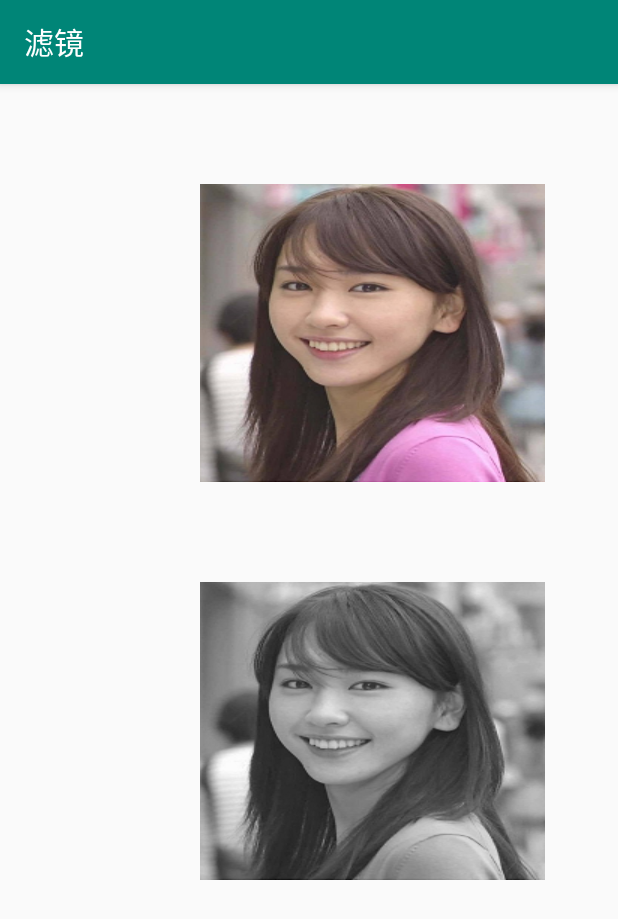
After one commit to xingfengwxx/MyWidget, an Android app: the FilterActivity screen opened directly, with no data from a screen before it, on a phone screen of 412 x 824 dp. The commit adds this screen. Shown: the top 919 px of the screen. Run offline under Robolectric (Android 15) with nearby library versions, the phone set to English and light mode, and no system bars.

Commit message:
添加滤镜效果

```diff
--- a/app/src/main/java/com/wangxingxing/widget/MainActivity.java
+++ b/app/src/main/java/com/wangxingxing/widget/MainActivity.java
@@ -10,6 +10,7 @@ import androidx.recyclerview.widget.GridLayoutManager;
 import androidx.recyclerview.widget.RecyclerView;
 
 import com.wangxingxing.widget.lsn2.WaterfallFlowLayoutActivity;
+import com.wangxingxing.widget.lsn3.FilterActivity;
 import com.wangxingxing.widget.lsn3.MarqueeActivity;
 import com.wangxingxing.widget.lsn3.RadarScanActivity;
 import com.wangxingxing.widget.lsn3.ZoomImageActivity;
@@ -48,6 +49,7 @@ public class MainActivity extends AppCompatActivity implements TitleAdapter.ILis
         titles.add("文字跑马灯");
         titles.add("雷达扫描");
         titles.add("放大镜");
+        titles.add("滤镜");
         return titles;
     }
 
@@ -61,6 +63,8 @@ public class MainActivity extends AppCompatActivity implements TitleAdapter.ILis
             startActivity(new Intent(MainActivity.this, RadarScanActivity.class));
         } else if ("放大镜".equals(title)) {
             startActivity(new Intent(MainActivity.this, ZoomImageActivity.class));
+        } else if ("滤镜".equals(title)) {
+            startActivity(new Intent(MainActivity.this, FilterActivity.class));
         }
     }
 }
--- /dev/null
+++ b/app/src/main/java/com/wangxingxing/widget/lsn3/FilterActivity.java
@@ -0,0 +1,18 @@
+package com.wangxingxing.widget.lsn3;
+
+import androidx.appcompat.app.AppCompatActivity;
+
+import android.os.Bundle;
+
+import com.wangxingxing.widget.R;
+
+public class FilterActivity extends AppCompatActivity {
+
+    @Override
+    protected void onCreate(Bundle savedInstanceState) {
+        super.onCreate(savedInstanceState);
+        setContentView(R.layout.activity_filter);
+
+
+    }
+}
--- /dev/null
+++ b/app/src/main/java/com/wangxingxing/widget/lsn3/FilterView.java
@@ -0,0 +1,163 @@
+package com.wangxingxing.widget.lsn3;
+
+import android.content.Context;
+import android.graphics.Bitmap;
+import android.graphics.BitmapFactory;
+import android.graphics.Canvas;
+import android.graphics.Color;
+import android.graphics.ColorMatrix;
+import android.graphics.ColorMatrixColorFilter;
+import android.graphics.Paint;
+import android.graphics.RectF;
+import android.util.AttributeSet;
+import android.view.View;
+
+import androidx.annotation.Nullable;
+
+import com.wangxingxing.widget.R;
+
+
+public class FilterView extends View {
+
+    Paint paint;
+
+    Bitmap bitmap;
+
+    public FilterView(Context context) {
+        super(context);
+
+        init();
+    }
+
+    public FilterView(Context context, @Nullable AttributeSet attrs) {
+        super(context, attrs);
+        init();
+    }
+
+    public FilterView(Context context, @Nullable AttributeSet attrs, int defStyleAttr) {
+        super(context, attrs, defStyleAttr);
+        init();
+    }
+
+    public FilterView(Context context, @Nullable AttributeSet attrs, int defStyleAttr, int defStyleRes) {
+        super(context, attrs, defStyleAttr, defStyleRes);
+        init();
+    }
+
+    private void init() {
+
+        paint = new Paint(Paint.ANTI_ALIAS_FLAG);
+        paint.setColor(Color.RED);
+
+        bitmap = BitmapFactory.decodeResource(getResources(), R.drawable.xyjy2);
+    }
+
+    @Override
+    protected void onDraw(Canvas canvas) {
+        super.onDraw(canvas);
+        //关闭单个View的硬件加速功
+//        setLayerType(View.LAYER_TYPE_SOFTWARE,null);
+//
+//
+        RectF rectF = new RectF(200,100,bitmap.getWidth()+200,bitmap.getHeight());
+        paint.reset();
+//        paint.setColor(Color.RED);
+//        canvas.drawRect(rectF,paint);
+
+        //画布的平移
+//        canvas.translate(200,0);
+        /**
+         * Create a blur maskfilter.
+         *
+         * @param radius 阴影的半径
+         * @param style  NORMOL -- 整个图像都被模糊掉
+         *               SOLID -- 图像边界外产生一层与Paint颜色一致阴影效果，不影响图像的本身
+         *               OUTER -- 图像边界外产生一层阴影，并且将图像变成透明效果
+         *               INNER -- 在图像内部边沿产生模糊效果
+         * @return
+         */
+//        paint.setMaskFilter(new BlurMaskFilter(50, BlurMaskFilter.Blur.INNER));
+
+        /**
+         * Create an emboss maskfilter
+         *
+         * @param direction  指定光源的位置，长度为xxx的数组标量[x,y,z]
+         * @param ambient    环境光的因子 （0~1），越接近0，环境光越暗
+         * @param specular   镜面反射系数 越接近0，镜面反射越强
+         * @param blurRadius 模糊半径 值越大，模糊效果越明显
+         */
+//        paint.setMaskFilter(new EmbossMaskFilter(new float[]{1,1,1},0.2f,60,80));
+//        canvas.drawRect(rectF,paint);
+
+
+        canvas.drawBitmap(bitmap,null, rectF,paint);
+        // 平移运算---加法
+//        ColorMatrix colorMartrix = new ColorMatrix(new float[]{
+//                1, 0,0,0,0,
+//                0,1,0,0,100,
+//                0,0,1,0,0,
+//                0,0,0,1,0,
+//        });
+
+        // 反相效果 -- 底片效果
+//       ColorMatrix colorMartrix = new ColorMatrix(new float[]{
+//                -1, 0,0,0,255,
+//                0,-1,0,0,255,
+//                0,0,-1,0,255,
+//                0,0,0,1,0,
+//        });
+        // 缩放运算---乘法 -- 颜色增强
+//        ColorMatrix colorMartrix = new ColorMatrix(new float[]{
+//                1.2f, 0,0,0,0,
+//                0,1.2f,0,0,0,
+//                0,0,1.2f,0,0,
+//                0,0,0,1.2f,0,
+//        });
+
+         /** 黑白照片
+          *是将我们的三通道变为单通道的灰度模式
+          *去色原理：只要把R G B 三通道的色彩信息设置成一样，那么图像就会变成灰色，
+          *同时为了保证图像亮度不变，同一个通道里的R+G+B =1
+          */
+        ColorMatrix colorMartrix = new ColorMatrix(new float[]{
+                0.213f, 0.715f,0.072f,0,0,
+                0.213f, 0.715f,0.072f,0,0,
+                0.213f, 0.715f,0.072f,0,0,
+                0,0,0,1,0,
+        });
+
+
+
+        // 发色效果---（比如红色和绿色交换）
+//        ColorMatrix colorMartrix = new ColorMatrix(new float[]{
+//                1,0,0,0,0,
+//                0, 0,1,0,0,
+//                0,1,0,0,0,
+//                0,0,0,0.5F,0,
+//        });
+        // 复古效果
+//        ColorMatrix colorMartrix = new ColorMatrix(new float[]{
+//                1/2f,1/2f,1/2f,0,0,
+//                1/3f, 1/3f,1/3f,0,0,
+//                1/4f,1/4f,1/4f,0,0,
+//                0,0,0,1,0,
+//        });
+        // 颜色通道过滤
+        //两个矩阵
+        //本身颜色矩阵 A
+        //过滤矩阵  c
+        //a*c=out color
+//        ColorMatrix colorMartrix = new ColorMatrix(new float[]{
+//                1.3F,0,0,0,0,
+//                0,1.3F,0,0,0,
+//                0,0,1.3F,0,0,
+//                0,0,0,1,0,
+//        });
+
+        RectF rectF2 = new RectF(200,100 + bitmap.getHeight(),bitmap.getWidth()+200,bitmap.getHeight() * 2);
+        paint.setColorFilter(new ColorMatrixColorFilter(colorMartrix));
+        canvas.drawBitmap(bitmap,null, rectF2,paint);
+    }
+
+
+}
--- /dev/null
+++ b/app/src/main/res/layout/activity_filter.xml
@@ -0,0 +1,12 @@
+<?xml version="1.0" encoding="utf-8"?>
+<LinearLayout xmlns:android="http://schemas.android.com/apk/res/android"
+    xmlns:app="http://schemas.android.com/apk/res-auto"
+    xmlns:tools="http://schemas.android.com/tools"
+    android:layout_width="match_parent"
+    android:layout_height="match_parent"
+    tools:context=".lsn3.FilterActivity">
+
+    <com.wangxingxing.widget.lsn3.FilterView
+        android:layout_width="match_parent"
+        android:layout_height="match_parent"/>
+</LinearLayout>
--- a/app/src/main/res/values/strings.xml
+++ b/app/src/main/res/values/strings.xml
@@ -5,4 +5,5 @@
     <string name="title_text_marquee">文字跑马灯效果</string>
     <string name="title_radar_scan">雷达扫描</string>
     <string name="title_zoom">放大镜</string>
+    <string name="title_filter">滤镜</string>
 </resources>
```
Also changed, not shown: app/src/main/AndroidManifest.xml (+5 -2 lines), app/src/main/res/drawable/xyjy2.png (added).
